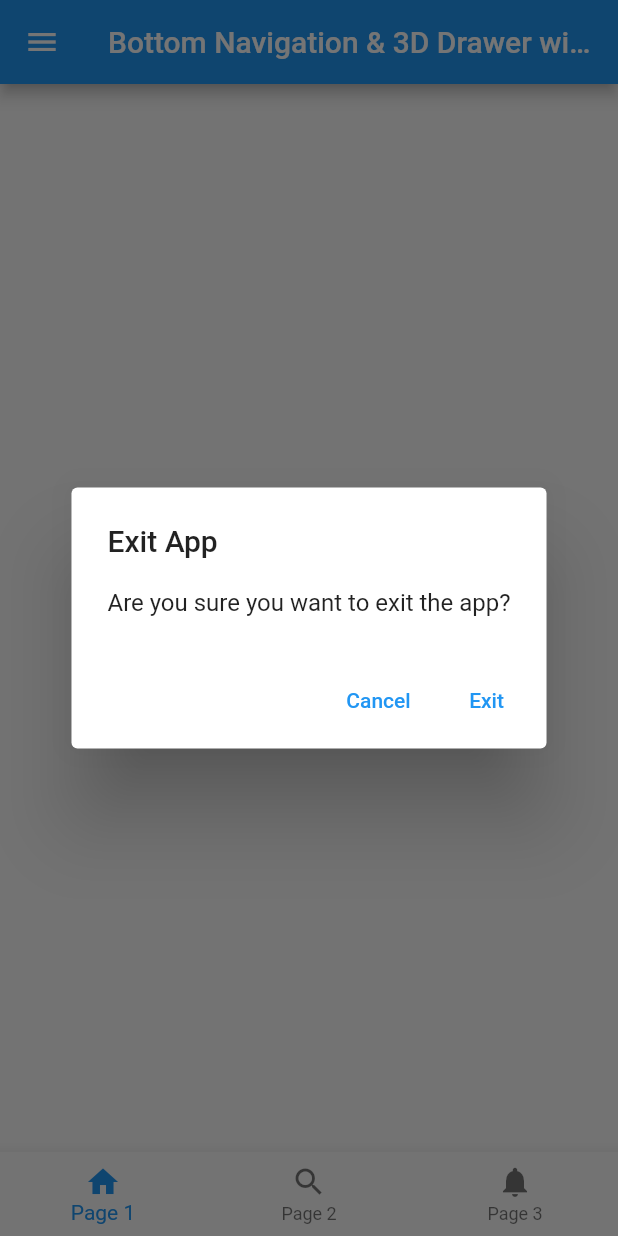
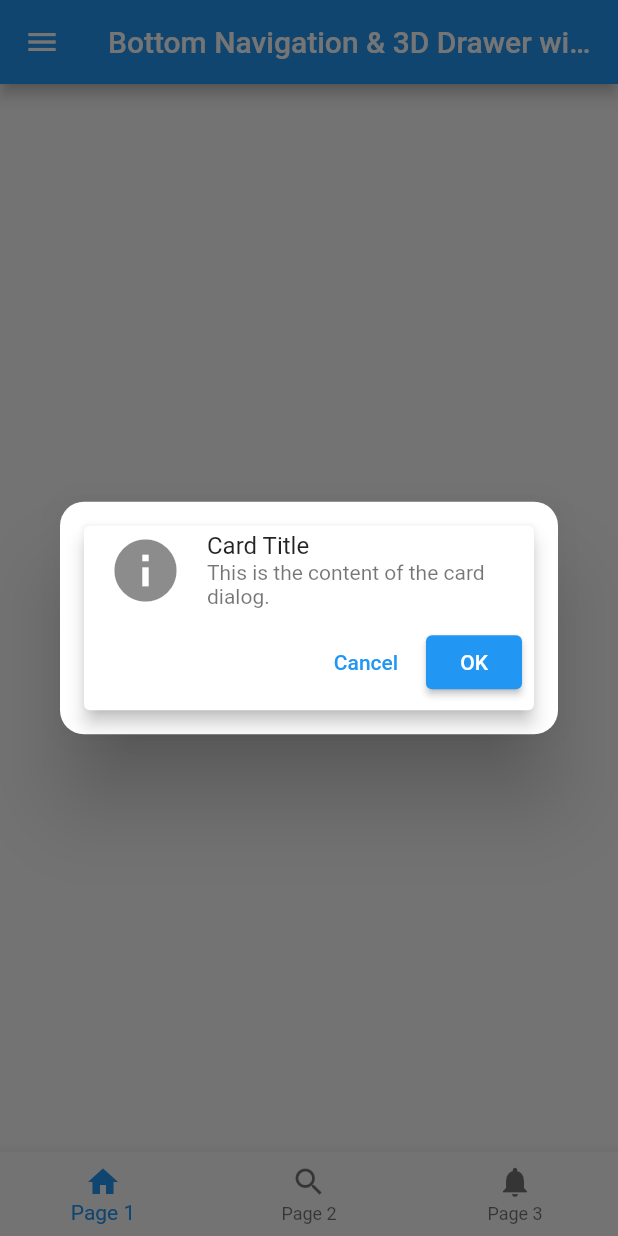
Before and after one commit to kuldeepsre/setup_project, a Flutter app: the screen it shows after launch, after a tap on "Show Success Dialog", on a phone screen of 412 x 824 dp. Run offline on Flutter 3.47's test engine with Material 2 defaults, Android fonts, the phone set to English and light mode, and no system bars; our stand-ins replace bloc, cached_network_image, carousel_slider, equatable, flutter_bloc, geolocator and 6 more; accounts and stored records are empty.

Commit message:
add dialog

```diff
--- a/lib/dialog/success_dialog.dart
+++ b/lib/dialog/custom_dialog.dart
@@ -125,7 +125,7 @@ class SaveDataDialog {
           content: Text('Do you want to save the changes you made?'),
           actions: <Widget>[
             TextButton(
-              child: Text('Cancel'),
+              child: const Text('Cancel'),
               onPressed: () {
                 Navigator.of(context).pop(); // Dismisses the dialog
               },
@@ -143,3 +143,45 @@ class SaveDataDialog {
     );
   }
 }
+showCardDialog(BuildContext context) {
+  showDialog(
+    context: context,
+    builder: (BuildContext context) {
+      return Dialog(
+        shape: RoundedRectangleBorder(
+          borderRadius: BorderRadius.circular(16),
+        ),
+        child: Card(
+          elevation: 5,
+          margin: EdgeInsets.all(16),
+          child: Column(
+            mainAxisSize: MainAxisSize.min,
+            children: <Widget>[
+              ListTile(
+                leading: Icon(Icons.info, size: 50),
+                title: Text('Card Title'),
+                subtitle: Text('This is the content of the card dialog.'),
+              ),
+              ButtonBar(
+                children: <Widget>[
+                  TextButton(
+                    child: Text('Cancel'),
+                    onPressed: () {
+                      Navigator.of(context).pop();
+                    },
+                  ),
+                  ElevatedButton(
+                    child: Text('OK'),
+                    onPressed: () {
+                      Navigator.of(context).pop();
+                    },
+                  ),
+                ],
+              ),
+            ],
+          ),
+        ),
+      );
+    },
+  );
+}
--- a/lib/ui_design/home_page.dart
+++ b/lib/ui_design/home_page.dart
@@ -3,7 +3,7 @@ import 'package:flutter/material.dart';
 import 'package:setup_project/ui_design/post_list.dart';
 import 'package:setup_project/ui_design/user_list.dart';
 
-import '../dialog/success_dialog.dart';
+import '../dialog/custom_dialog.dart';
 
 class HomeScreen extends StatelessWidget {
   @override
@@ -33,7 +33,7 @@ class HomeScreen extends StatelessWidget {
 
           ElevatedButton(
             onPressed: () {
-              ExitDialog.show(context);
+              showCardDialog(context);
             },
             child: Text('Show Success Dialog'),
           ),
```
